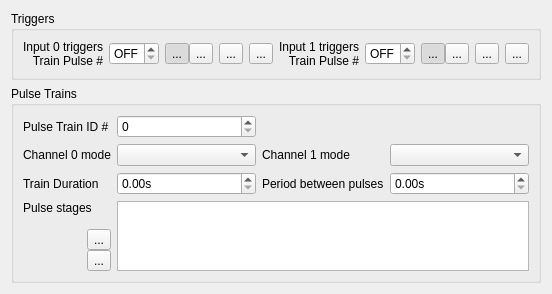
Qt form src/FullModeWidget.ui (MarinManuel/StimJimGUI) before a commit.
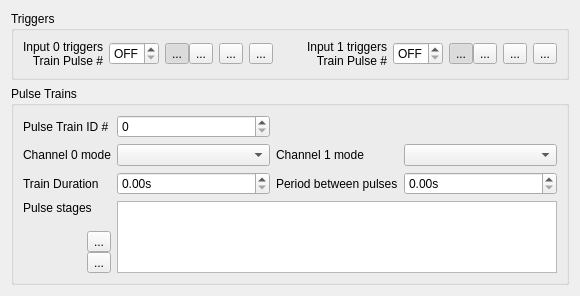
The same form after that commit. Icons and pictures are not drawn. Custom widgets are drawn as their Qt base class.

Commit message: spinboxes now only update when the widget loses focus or the user presses the enter key

```diff
--- a/src/FullModeWidget.ui
+++ b/src/FullModeWidget.ui
@@ -6,8 +6,8 @@
    <rect>
     <x>0</x>
     <y>0</y>
-    <width>534</width>
-    <height>283</height>
+    <width>580</width>
+    <height>296</height>
    </rect>
   </property>
   <property name="windowTitle">
```
Left out of the diff: 8 changed lines with no effect on the pictures. The commit also changes 2 other files.
